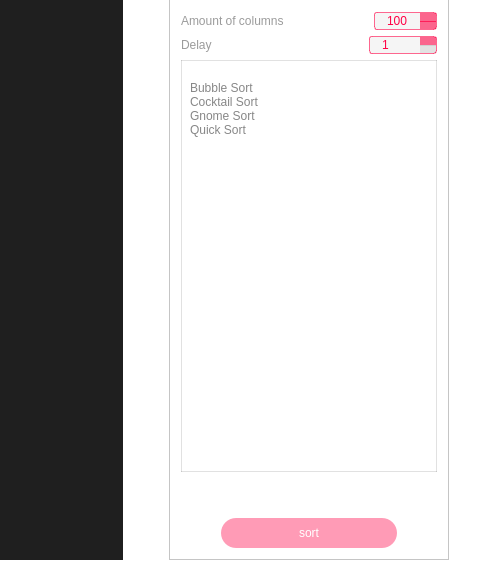
Before: the Qt Designer form src/widget.ui in letelete/visualization-of-sorting-algorithms, drawn with Qt 5; both pictures show x 894 to 1374 and y 151 to 722 of the 1374 by 722 pixel window.
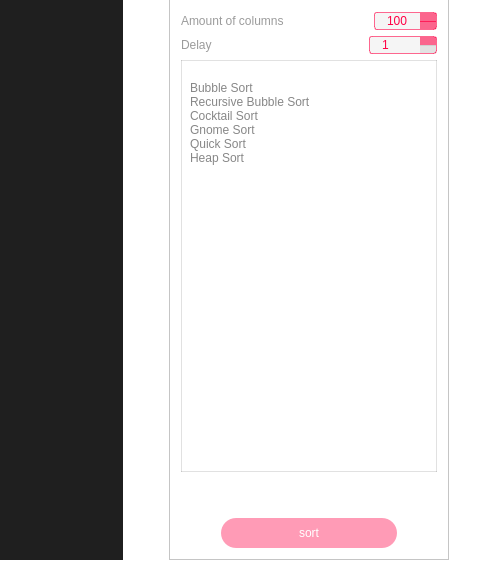
After: the same form once the commit is applied.

Commit message: Added: Recursive Bubble Sort, Heap Sort. Updated README. Code improvements

Patch:
```diff
--- a/src/widget.ui
+++ b/src/widget.ui
@@ -410,6 +410,11 @@
             <set>AlignLeading|AlignVCenter</set>
            </property>
           </item>
+          <item>
+           <property name="text">
+            <string>Recursive Bubble Sort</string>
+           </property>
+          </item>
           <item>
            <property name="text">
             <string>Cocktail Sort</string>
@@ -428,6 +433,11 @@
             <string>Quick Sort</string>
            </property>
           </item>
+          <item>
+           <property name="text">
+            <string>Heap Sort</string>
+           </property>
+          </item>
          </widget>
         </item>
         <item>
```
The commit also changes 5 other files.
